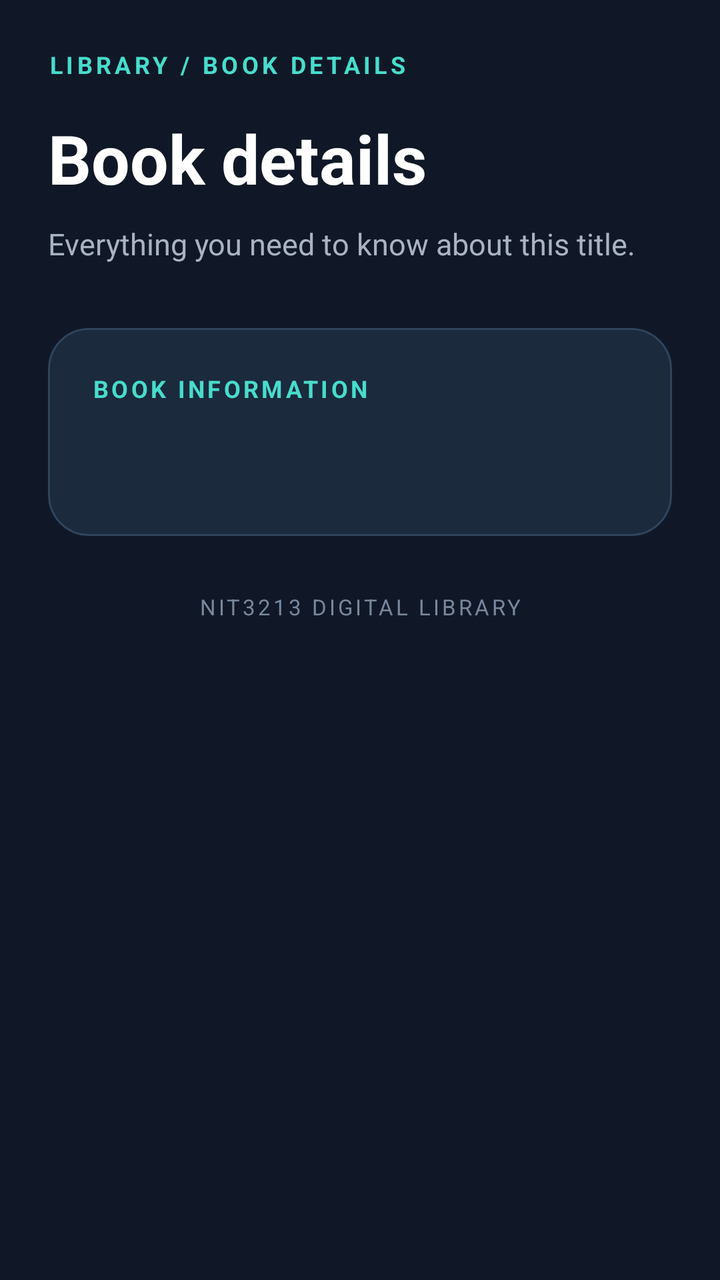
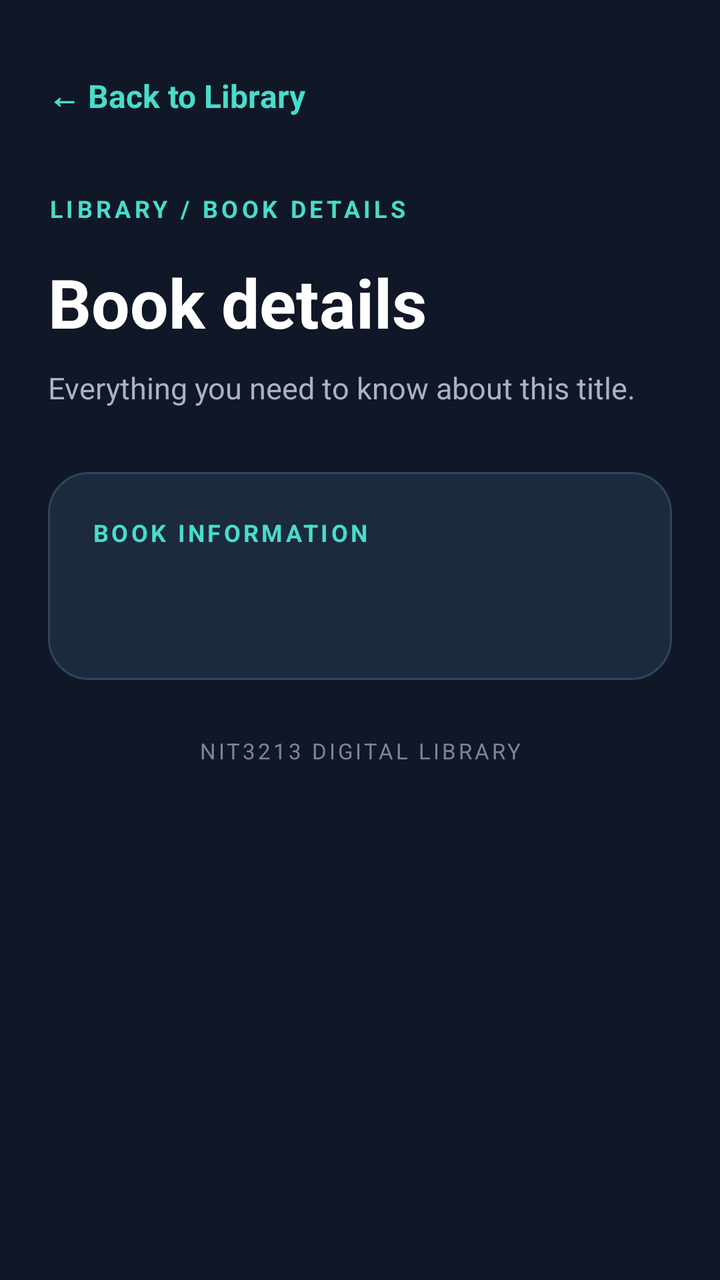

The first picture is an Android layout as it rendered before a commit; the second is the same layout after the commit. The layout source and the unified diff follow.
<!-- AndroidManifest.xml: application theme Theme._8147350Assignment2 -->
<!-- res/layout/activity_details.xml -->
<?xml version="1.0" encoding="utf-8"?>
<ScrollView
    xmlns:android="http://schemas.android.com/apk/res/android"
    android:layout_width="match_parent"
    android:layout_height="match_parent"
    android:fillViewport="true"
    android:background="#101827">

    <LinearLayout
        android:layout_width="match_parent"
        android:layout_height="wrap_content"
        android:orientation="vertical"
        android:padding="24dp">

        <TextView
            android:layout_width="match_parent"
            android:layout_height="wrap_content"
            android:text="LIBRARY / BOOK DETAILS"
            android:textSize="12sp"
            android:textStyle="bold"
            android:letterSpacing="0.15"
            android:textColor="#48DCCB"/>

        <TextView
            android:layout_width="match_parent"
            android:layout_height="wrap_content"
            android:layout_marginTop="16dp"
            android:text="Book details"
            android:textSize="34sp"
            android:textStyle="bold"
            android:textColor="#FFFFFF"/>

        <TextView
            android:layout_width="match_parent"
            android:layout_height="wrap_content"
            android:layout_marginTop="10dp"
            android:text="Everything you need to know about this title."
            android:textSize="15sp"
            android:textColor="#A9B3C3"/>

        <LinearLayout
            android:layout_width="match_parent"
            android:layout_height="wrap_content"
            android:layout_marginTop="32dp"
            android:background="@drawable/bg_card"
            android:orientation="vertical"
            android:padding="22dp">

            <TextView
                android:layout_width="match_parent"
                android:layout_height="wrap_content"
                android:text="BOOK INFORMATION"
                android:textColor="#48DCCB"
                android:textSize="12sp"
                android:textStyle="bold"
                android:letterSpacing="0.12"
                android:layout_marginBottom="22dp"/>

            <TextView
                android:id="@+id/tvDetails"
                android:layout_width="match_parent"
                android:layout_height="wrap_content"
                android:textSize="16sp"
                android:lineSpacingExtra="7dp"
                android:textColor="#FFFFFF"/>

        </LinearLayout>

        <TextView
            android:layout_width="match_parent"
            android:layout_height="wrap_content"
            android:layout_marginTop="28dp"
            android:text="NIT3213 DIGITAL LIBRARY"
            android:textColor="#78879B"
            android:textSize="11sp"
            android:letterSpacing="0.12"
            android:gravity="center"/>

    </LinearLayout>
</ScrollView>
<!-- resources referenced by this layout -->
<resources>
  <!-- drawable bg_card (drawable) -->
  <?xml version="1.0" encoding="utf-8"?>
  <shape xmlns:android="http://schemas.android.com/apk/res/android"
      android:shape="rectangle">
  
      <solid android:color="#1B2A3D"/>
  
      <corners android:radius="20dp"/>
  
      <stroke
          android:width="1dp"
          android:color="#30445B"/>
  
  </shape>
  <style name="Theme._8147350Assignment2" parent="Base.Theme._8147350Assignment2" />
  <style name="Base.Theme._8147350Assignment2" parent="Theme.Material3.DayNight.NoActionBar">
          
          
      </style>
</resources>

<!-- the commit's change to res/layout/activity_details.xml (unified diff, before → after) -->
@@ -11,6 +11,21 @@
         android:layout_height="wrap_content"
         android:orientation="vertical"
         android:padding="24dp">
+
+
+        <TextView
+            android:id="@+id/btnBack"
+            android:layout_width="wrap_content"
+            android:layout_height="48dp"
+            android:gravity="center_vertical"
+            android:text="← Back to Library"
+            android:textColor="#48DCCB"
+            android:textSize="16sp"
+            android:textStyle="bold"
+            android:clickable="true"
+            android:focusable="true"
+            android:layout_marginBottom="24dp"/>
+
 
         <TextView
             android:layout_width="match_parent"
